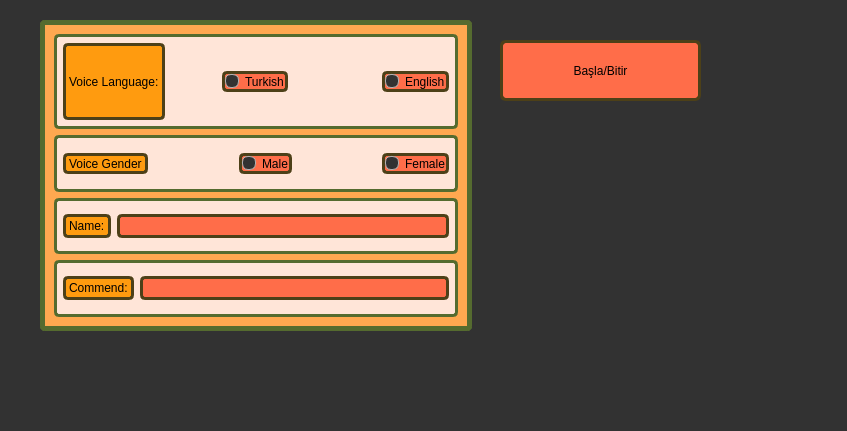
Old version of the form voiceRecorderDialog.ui in the repository turan1609/voice-record-filtering-app.
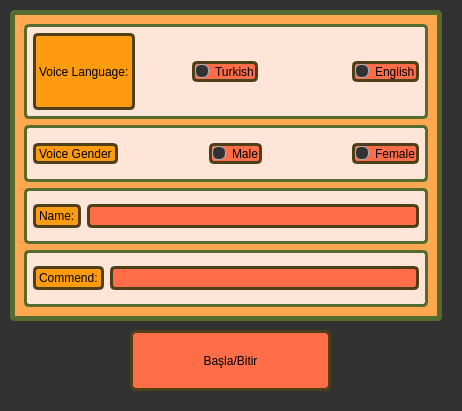
New version of the form. Icons and pictures are not drawn.

Diff of the .ui file:
```diff
--- a/voiceRecorderDialog.ui
+++ b/voiceRecorderDialog.ui
@@ -6,8 +6,8 @@
    <rect>
     <x>0</x>
     <y>0</y>
-    <width>847</width>
-    <height>431</height>
+    <width>462</width>
+    <height>411</height>
    </rect>
   </property>
   <property name="windowTitle">
@@ -536,8 +536,8 @@
   <widget class="QFrame" name="frameFilter">
    <property name="geometry">
     <rect>
-     <x>40</x>
-     <y>20</y>
+     <x>10</x>
+     <y>10</y>
      <width>432</width>
      <height>311</height>
     </rect>
@@ -612,7 +612,7 @@
             <string>Turkish</string>
            </property>
            <property name="checked">
-            <bool>true</bool>
+            <bool>false</bool>
            </property>
            <property name="autoExclusive">
             <bool>false</bool>
@@ -653,7 +653,7 @@
             <string>English</string>
            </property>
            <property name="checked">
-            <bool>true</bool>
+            <bool>false</bool>
            </property>
            <property name="autoExclusive">
             <bool>false</bool>
@@ -719,7 +719,7 @@
           <string>Male</string>
          </property>
          <property name="checked">
-          <bool>true</bool>
+          <bool>false</bool>
          </property>
          <property name="autoExclusive">
           <bool>false</bool>
@@ -760,7 +760,7 @@
           <string>Female</string>
          </property>
          <property name="checked">
-          <bool>true</bool>
+          <bool>false</bool>
          </property>
          <property name="autoExclusive">
           <bool>false</bool>
@@ -861,8 +861,8 @@
   <widget class="QPushButton" name="pushButtonDialogRecordVoice">
    <property name="geometry">
     <rect>
-     <x>500</x>
-     <y>40</y>
+     <x>130</x>
+     <y>330</y>
      <width>201</width>
      <height>61</height>
     </rect>
```
Left out of the diff: 8 changed lines with no effect on the pictures.
